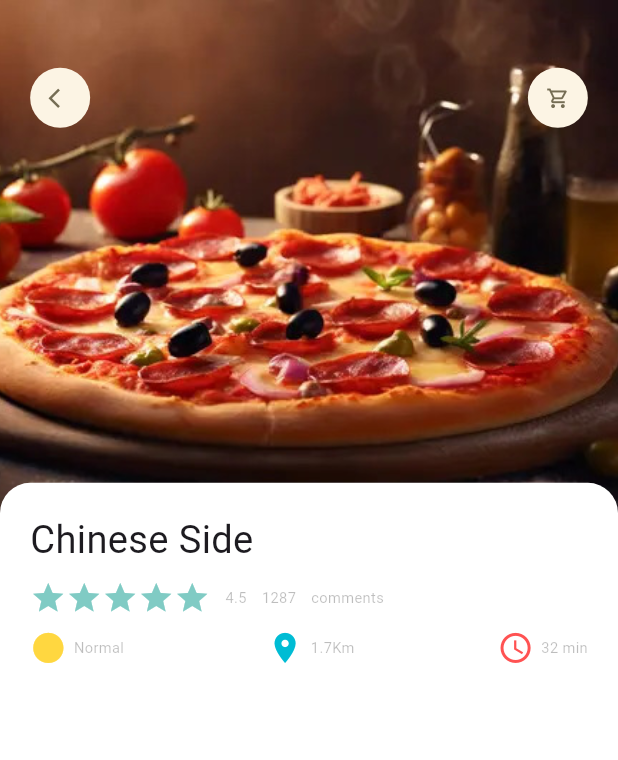
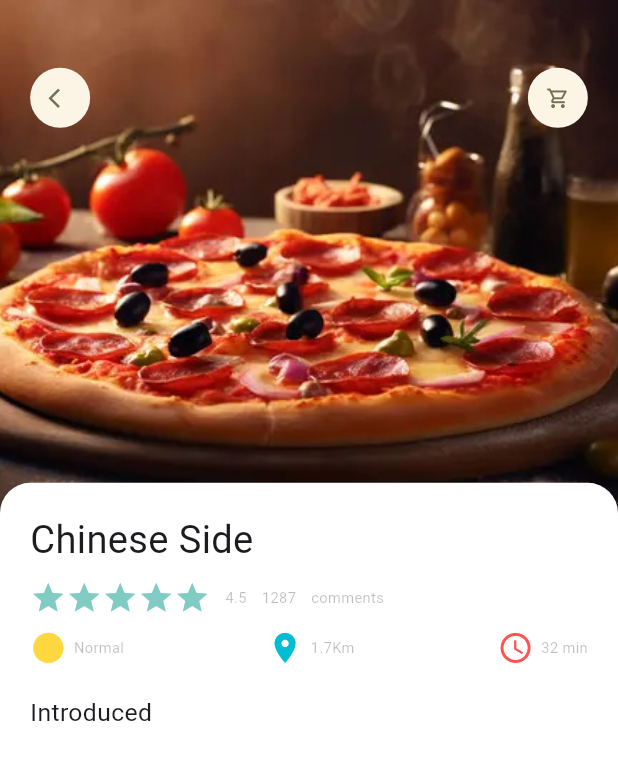
Before and after one commit to SabihaAkter25/Shop-App-with-Backend, a Flutter app: the screen it shows after launch, on a phone screen of 412 x 824 dp. Shown: the top 760 px of the screen. Run offline on Flutter 3.47's test engine with Material 3 defaults, Android fonts, the phone set to English and light mode, and no system bars; our stand-ins replace dots_indicator, get.

Commit message:
Add detail page

```diff
--- a/lib/pages/food/popular_food_detail.dart
+++ b/lib/pages/food/popular_food_detail.dart
@@ -1,6 +1,7 @@
 import 'package:flutter/material.dart';
 import 'package:shop_app_with_backend/utils/dimantions.dart';
 import 'package:shop_app_with_backend/widgets/app_icon.dart';
+import 'package:shop_app_with_backend/widgets/big_text.dart';
 import '../../widgets/app_column.dart';
 
 class PopularFoodDetail extends StatelessWidget {
@@ -54,7 +55,14 @@ decoration: const BoxDecoration(
                 ),
                 color: Colors.white,
               ),
-              child: const AppColumn(text: "Chinese Side",),
+              child:  Column(
+                crossAxisAlignment: CrossAxisAlignment.start,
+                children: [
+                  AppColumn(text: "Chinese Side",),
+                  SizedBox(height: Dimantions.height20,),
+                  BigText(text: "Introduced"),
+                ],
+              )
           ),
           ),
         ],
```
